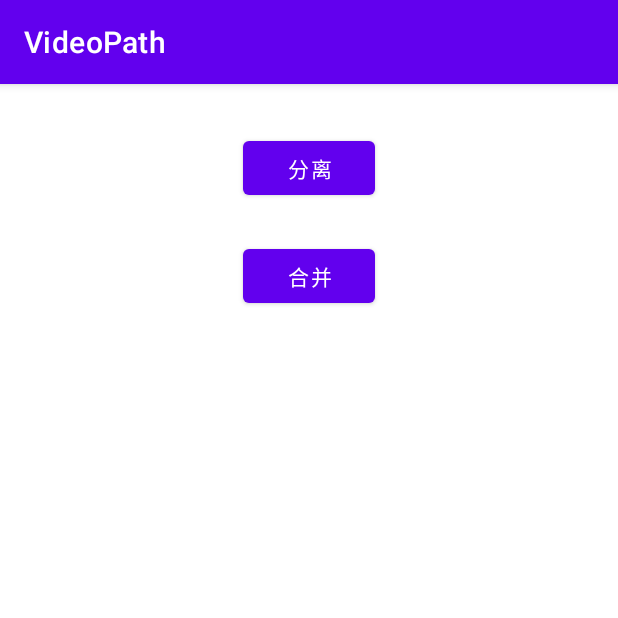
After one commit to wygsqsj/videoPath, an Android app: the Demo4Activity screen opened directly, with no data from a screen before it, on a phone screen of 412 x 824 dp, the top half of it. The commit adds this screen. Run offline under Robolectric (Android 15) with nearby library versions, the phone set to English and light mode, and no system bars.

Commit message:
MediaExtractor 和 MediaMuxer 解析和封装 mp4 文件

```diff
--- a/app/src/main/java/com/wish/videopath/demo3/CameraTextureView.java
+++ b/app/src/main/java/com/wish/videopath/demo3/CameraTextureView.java
@@ -43,6 +43,11 @@ public class CameraTextureView extends TextureView implements TextureView.Surfac
         try {
             mCamera.setPreviewTexture(surface);
             mCamera.startPreview();
+            //设置NV21数据回调
+            mCamera.setPreviewCallback((bytes, camera) -> {
+                Log.i("音视频","camera数据："+bytes.length);
+            });
+
         } catch (IOException e) {
             e.printStackTrace();
         }
--- /dev/null
+++ b/app/src/main/res/layout/activity_demo4.xml
@@ -0,0 +1,30 @@
+<?xml version="1.0" encoding="utf-8"?>
+<androidx.constraintlayout.widget.ConstraintLayout xmlns:android="http://schemas.android.com/apk/res/android"
+    xmlns:app="http://schemas.android.com/apk/res-auto"
+    xmlns:tools="http://schemas.android.com/tools"
+    android:layout_width="match_parent"
+    android:layout_height="match_parent"
+    tools:context=".demo4.Demo4Activity">
+
+    <Button
+        android:id="@+id/btExtractor"
+        android:layout_width="wrap_content"
+        android:layout_height="wrap_content"
+        android:layout_marginTop="32dp"
+        android:text="分离"
+        android:onClick="extractor"
+        app:layout_constraintEnd_toEndOf="parent"
+        app:layout_constraintStart_toStartOf="parent"
+        app:layout_constraintTop_toTopOf="parent" />
+
+    <Button
+        android:id="@+id/btMuxer"
+        android:layout_width="wrap_content"
+        android:layout_height="wrap_content"
+        android:layout_marginTop="24dp"
+        android:text="合并"
+        android:onClick="muxer"
+        app:layout_constraintEnd_toEndOf="parent"
+        app:layout_constraintStart_toStartOf="parent"
+        app:layout_constraintTop_toBottomOf="@+id/btExtractor" />
+</androidx.constraintlayout.widget.ConstraintLayout>
```
Also changed, not shown: app/src/main/AndroidManifest.xml (+5 -3 lines), app/src/main/java/com/wish/videopath/MainActivity.java (added, +35 -0 lines), app/src/main/java/com/wish/videopath/demo3/Demo3Activity.java (+0 -31 lines), app/src/main/java/com/wish/videopath/demo4/Demo4Activity.java (added, +220 -0 lines), app/src/main/res/layout/activity_main2.xml (added, +20 -0 lines), 1 other file.
